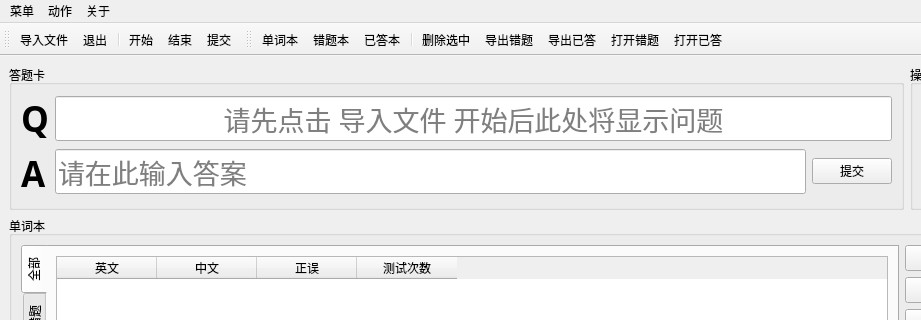
Above: mainwindow.ui from HistoneVon/Word_Test before the change; both pictures show x 0 to 921 and y 0 to 320 of the 1023 by 582 pixel window. Below: the same form after it.
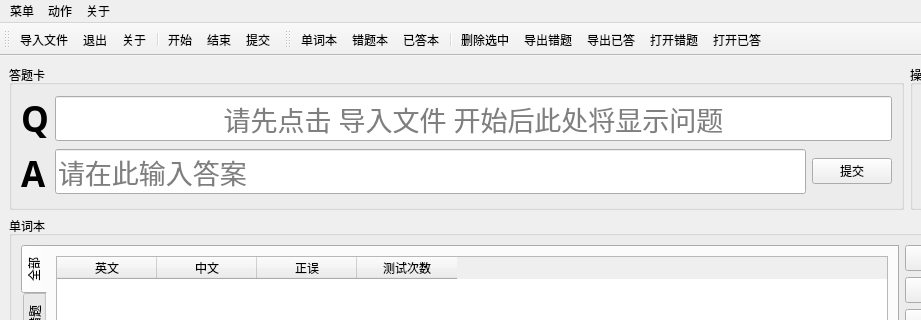
That is the form after the change. Icons and pictures are not drawn.

Commit message: Ver 1.2.2 Append an about dialog.

```diff
--- a/mainwindow.ui
+++ b/mainwindow.ui
@@ -387,6 +387,7 @@
    </attribute>
    <addaction name="actionImport"/>
    <addaction name="actionExit"/>
+   <addaction name="actionAbout"/>
    <addaction name="separator"/>
    <addaction name="actionStart"/>
    <addaction name="actionEnd"/>
```
The commit also changes 9 other files.
